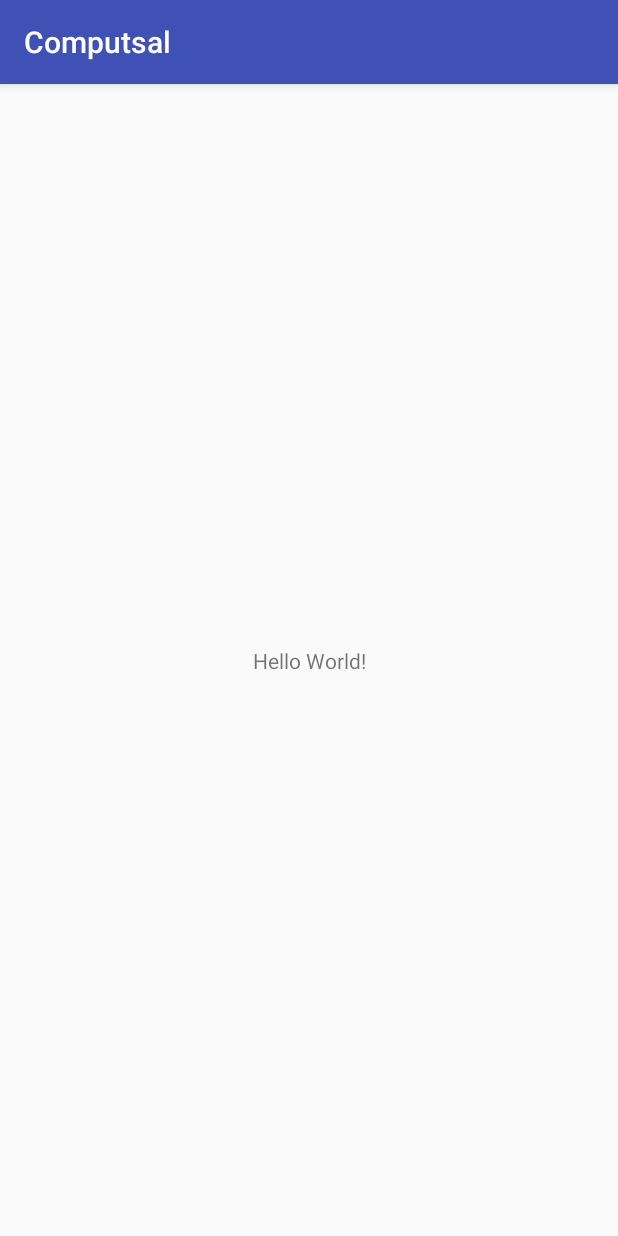
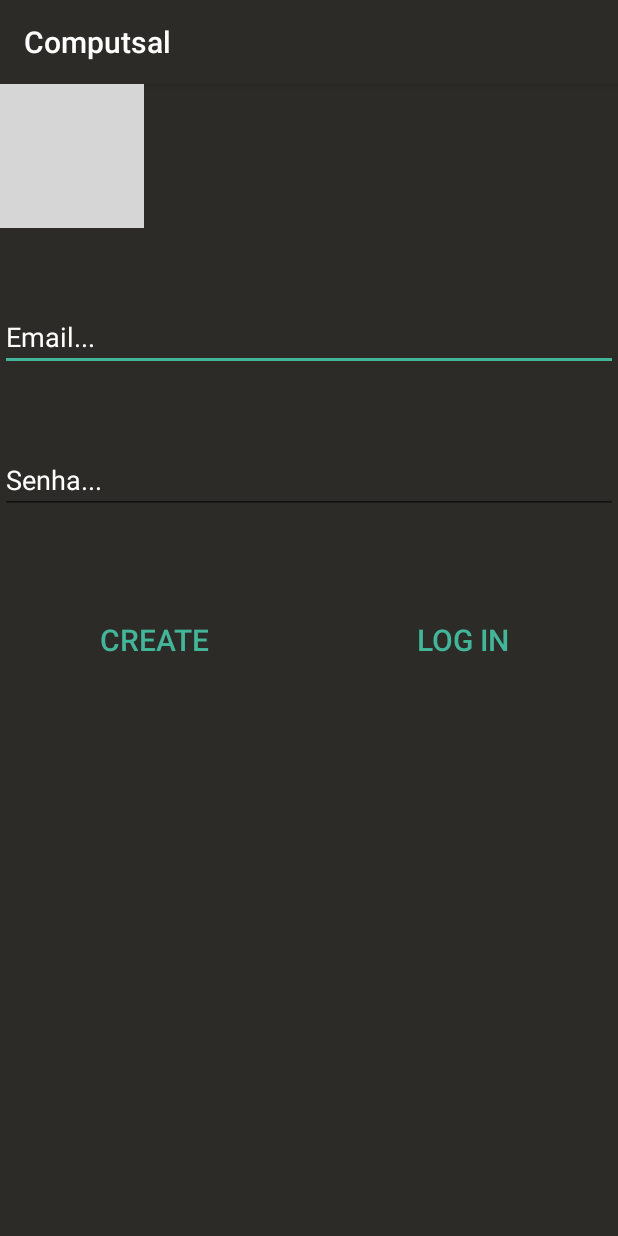
Before and after one commit to AndreBtt/Computsal-deprecated, an Android app: the screen it shows after launch (MainActivity), on a phone screen of 412 x 824 dp. Run offline under Robolectric (Android 15) with nearby library versions, the phone set to English and light mode, and no system bars; grey boxes are pictures that could not be loaded.

Commit message:
Layout principal criado

```diff
--- a/app/src/main/java/com/example/andre/computsal/MainActivity.java
+++ b/app/src/main/java/com/example/andre/computsal/MainActivity.java
@@ -11,5 +11,4 @@ public class MainActivity extends AppCompatActivity {
         setContentView(R.layout.activity_main);
     }
 
-    //testando
 }
--- /dev/null
+++ b/app/src/main/res/drawable/butao_pagina_inicial.xml
@@ -0,0 +1,11 @@
+<?xml version="1.0" encoding="utf-8"?>
+<selector xmlns:android="http://schemas.android.com/apk/res/android">
+    <shape xmlns:android="http://schemas.android.com/apk/res/android"
+        android:shape="rectangle">
+        <gradient android:startColor="#43B699"
+            android:endColor="#43B699"
+            android:angle="270" />
+        <corners android:radius="3dp" />
+        <stroke android:width="5px" android:color="#43B699" />
+    </shape>
+</selector>
--- a/app/src/main/res/layout/activity_main.xml
+++ b/app/src/main/res/layout/activity_main.xml
@@ -1,18 +1,64 @@
 <?xml version="1.0" encoding="utf-8"?>
-<android.support.constraint.ConstraintLayout xmlns:android="http://schemas.android.com/apk/res/android"
-    xmlns:app="http://schemas.android.com/apk/res-auto"
-    xmlns:tools="http://schemas.android.com/tools"
+
+<LinearLayout xmlns:android="http://schemas.android.com/apk/res/android"
     android:layout_width="match_parent"
     android:layout_height="match_parent"
-    tools:context="com.example.andre.computsal.MainActivity">
+    android:orientation="vertical"
+    android:background="@color/colorPrimary">
 
-    <TextView
+    <ImageView
         android:layout_width="wrap_content"
         android:layout_height="wrap_content"
-        android:text="Hello World!"
-        app:layout_constraintBottom_toBottomOf="parent"
-        app:layout_constraintLeft_toLeftOf="parent"
-        app:layout_constraintRight_toRightOf="parent"
-        app:layout_constraintTop_toTopOf="parent" />
+        android:src="@drawable/computsal"/>
 
-</android.support.constraint.ConstraintLayout>
+    <EditText
+        android:id="@+id/user_email"
+        android:layout_width="match_parent"
+        android:layout_height="wrap_content"
+        android:layout_marginTop="50dp"
+        android:hint="Email..."
+        android:inputType="textEmailAddress"
+        android:textColorHint="@color/branco"/>
+
+    <EditText
+        android:id="@+id/user_senha"
+        android:layout_width="match_parent"
+        android:layout_height="wrap_content"
+        android:layout_marginTop="50dp"
+        android:hint="Senha..."
+        android:inputType="textPassword"
+        android:textColorHint="@color/branco"/>
+
+    <LinearLayout
+        android:layout_width="match_parent"
+        android:layout_height="wrap_content"
+        android:orientation="horizontal"
+        android:layout_marginTop="60dp">
+
+        <Button
+            android:id="@+id/create_acount"
+            android:layout_width="0dp"
+            android:layout_weight="1"
+            android:layout_height="wrap_content"
+            android:textColor="@color/secundaria"
+            android:text="Create"
+            android:textSize="20dp"
+            android:background="@drawable/butao_pagina_inicial"
+            />
+
+        <Button
+            android:id="@+id/login"
+            android:layout_width="0dp"
+            android:layout_weight="1"
+            android:layout_height="wrap_content"
+            android:textColor="@color/secundaria"
+            android:text="Log In"
+            android:textSize="20dp"
+            android:background="@drawable/butao_pagina_inicial"
+            />
+
+    </LinearLayout>
+
+
+
+</LinearLayout>
--- a/app/src/main/res/values/colors.xml
+++ b/app/src/main/res/values/colors.xml
@@ -1,6 +1,8 @@
 <?xml version="1.0" encoding="utf-8"?>
 <resources>
-    <color name="colorPrimary">#3F51B5</color>
+    <color name="colorPrimary">#2C2B27</color>
     <color name="colorPrimaryDark">#303F9F</color>
-    <color name="colorAccent">#FF4081</color>
+    <color name="branco">#FFFFFF</color>
+    <color name="colorAccent">#43B699</color>
+    <color name="secundaria">#43B699</color>
 </resources>
```
